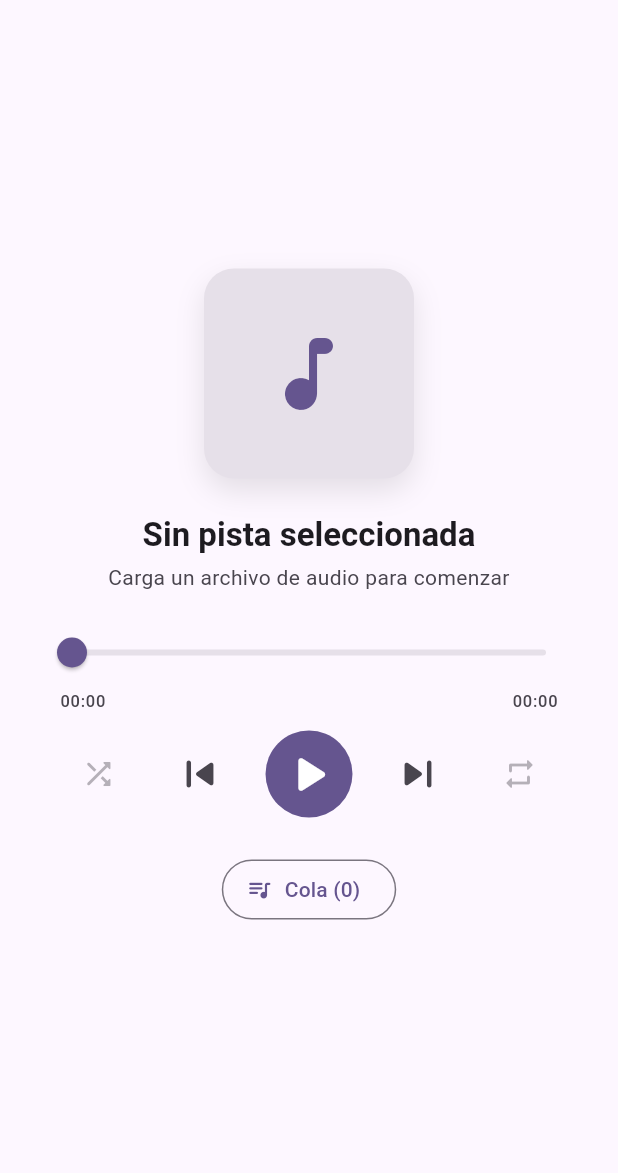
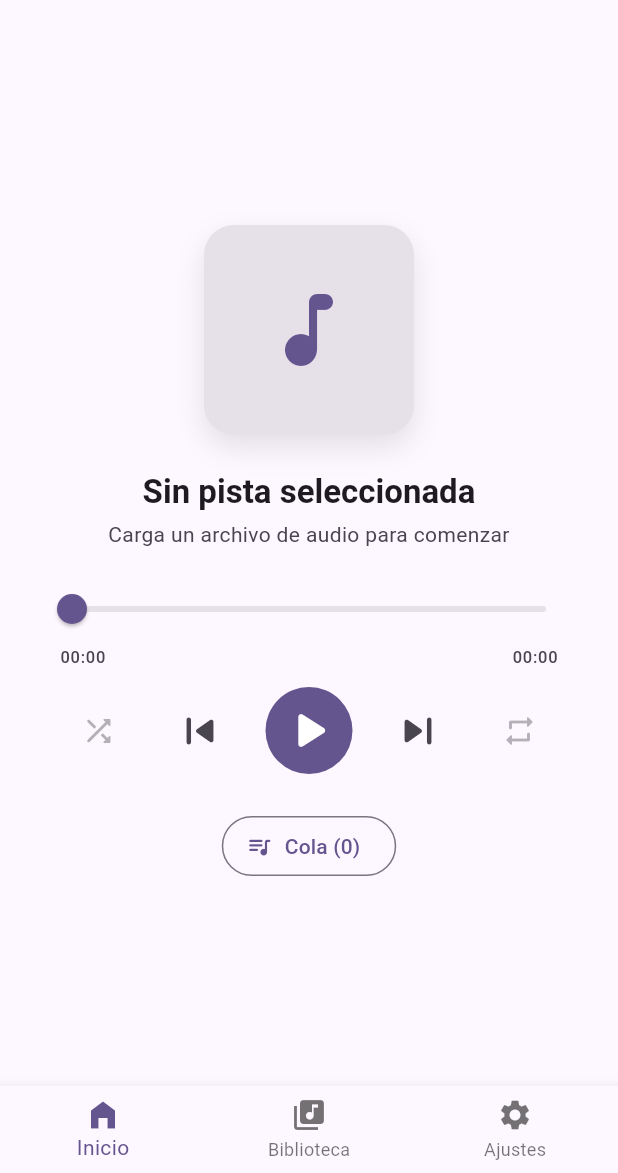
Before and after one commit to Oyhs-co/otune, a Flutter app: the screen it shows after launch, after a tap on the "skip previous" icon, on a phone screen of 412 x 824 dp, the part 63-1236 px from its top. Run offline on Flutter 3.47's test engine with Material 3 defaults, Android fonts, the phone set to English and light mode, and no system bars; drawn by our look-alikes of dynamic_color; our stand-ins replace drift, file_picker, flutter_riverpod, go_router, logger; missing offline and left inert: media_kit, media_metadata; accounts and stored records are empty; generated files the repository leaves out were written again; statements that could not run were skipped.

Commit message:
refactor(ui): Implement an adaptive shell architecture and design system
A new persistent navigation structure and a design token system are introduced to improve visual consistency and the user experience across different screen sizes.

Key changes:
- Implementation of `AppShell` using `StatefulShellRoute` to enable responsive navigation (BottomNavigationBar on mobile and NavigationRail on desktop/tablet) with state persistence.
- Creation of a `DesignTokens` system to centralize values for spacing, radii, and cover art dimensions.
- Introduction of the `ArtworkPlaceholder` component for consistent management of album art and visual loading states.
- Implementation of a persistent `MiniPlayer` within the shell for continuous playback control.
- Refactoring of the library list to use the new components of the design system.
- Addition of ADR-008 to document the architectural decision regarding the adaptive shell.

```diff
--- /dev/null
+++ b/frontend/lib/app/presentation/pages/app_shell.dart
@@ -0,0 +1,76 @@
+import 'package:flutter/material.dart';
+import 'package:flutter_riverpod/flutter_riverpod.dart';
+import 'package:go_router/go_router.dart';
+import 'package:otune/core/design_system/design_tokens.dart';
+import 'package:otune/features/playback/presentation/widgets/mini_player.dart';
+
+class AppShell extends ConsumerWidget {
+  const AppShell({super.key, required this.navigationShell});
+
+  final StatefulNavigationShell navigationShell;
+
+  @override
+  Widget build(BuildContext context, WidgetRef ref) {
+    final bool isWideScreen = MediaQuery.of(context).size.width >= 600;
+
+    return Scaffold(
+      body: Row(
+        children: [
+          if (isWideScreen)
+            NavigationRail(
+              selectedIndex: navigationShell.currentIndex,
+              onDestinationSelected: (index) => navigationShell.goBranch(index),
+              labelType: NavigationRailLabelType.all,
+              destinations: const [
+                NavigationRailDestination(
+                  icon: Icon(Icons.home_filled),
+                  label: Text('Inicio'),
+                ),
+                NavigationRailDestination(
+                  icon: Icon(Icons.library_music),
+                  label: Text('Biblioteca'),
+                ),
+                NavigationRailDestination(
+                  icon: Icon(Icons.settings),
+                  label: Text('Ajustes'),
+                ),
+              ],
+            ),
+          Expanded(
+            child: Stack(
+              children: [
+                navigationShell,
+                Positioned(
+                  bottom: isWideScreen ? 0 : 80, // Above bottom nav if mobile
+                  left: 0,
+                  right: 0,
+                  child: const MiniPlayer(),
+                ),
+              ],
+            ),
+          ),
+        ],
+      ),
+      bottomNavigationBar: !isWideScreen
+          ? BottomNavigationBar(
+              currentIndex: navigationShell.currentIndex,
+              onTap: (index) => navigationShell.goBranch(index),
+              items: const [
+                BottomNavigationBarItem(
+                  icon: Icon(Icons.home_filled),
+                  label: 'Inicio',
+                ),
+                BottomNavigationBarItem(
+                  icon: Icon(Icons.library_music),
+                  label: 'Biblioteca',
+                ),
+                BottomNavigationBarItem(
+                  icon: Icon(Icons.settings),
+                  label: 'Ajustes',
+                ),
+              ],
+            )
+          : null,
+    );
+  }
+}
--- a/frontend/lib/app/router/app_router.dart
+++ b/frontend/lib/app/router/app_router.dart
@@ -1,5 +1,6 @@
 import 'package:flutter_riverpod/flutter_riverpod.dart';
 import 'package:go_router/go_router.dart';
+import 'package:otune/app/presentation/pages/app_shell.dart';
 import 'package:otune/app/presentation/pages/splash_page.dart';
 import 'package:otune/features/library/presentation/pages/library_page.dart';
 import 'package:otune/features/playback/presentation/pages/home_page.dart';
@@ -15,21 +16,40 @@ final appRouterProvider = Provider<GoRouter>((ref) {
         name: 'splash',
         builder: (context, state) => const SplashPage(),
       ),
+      StatefulShellRoute.indexedStack(
+        builder: (context, state, navigationShell) {
+          return AppShell(navigationShell: navigationShell);
+        },
+        branches: [
+          StatefulShellBranch(
+            routes: [
               GoRoute(
                 path: '/',
                 name: 'home',
                 builder: (context, state) => const HomePage(),
               ),
+            ],
+          ),
+          StatefulShellBranch(
+            routes: [
               GoRoute(
                 path: '/library',
                 name: 'library',
                 builder: (context, state) => const LibraryPage(),
               ),
+            ],
+          ),
+          StatefulShellBranch(
+            routes: [
               GoRoute(
                 path: '/settings',
                 name: 'settings',
                 builder: (context, state) => const SettingsPage(),
               ),
             ],
+          ),
+        ],
+      ),
+    ],
   );
 });
--- /dev/null
+++ b/frontend/lib/features/playback/presentation/widgets/mini_player.dart
@@ -0,0 +1,78 @@
+import 'package:flutter/material.dart';
+import 'dart:typed_data';
+import 'package:flutter_riverpod/flutter_riverpod.dart';
+import 'package:otune/core/design_system/widgets/artwork_placeholder.dart';
+import 'package:otune/features/playback/application/playback_controller.dart';
+import 'package:otune/features/playback/domain/entities/track_ref.dart';
+
+/// Mini-reproductor persistente que vive en el AppShell.
+class MiniPlayer extends ConsumerWidget {
+  const MiniPlayer({super.key});
+
+  @override
+  Widget build(BuildContext context, WidgetRef ref) {
+    final session = ref.watch(playbackControllerProvider);
+    final controller = ref.read(playbackControllerProvider.notifier);
+    final track = session.currentTrack;
+
+    if (track == null) return const SizedBox.shrink();
+
+    return Container(
+      height: 64,
+      margin: const EdgeInsets.symmetric(horizontal: 12, vertical: 8),
+      decoration: BoxDecoration(
+        color: Theme.of(context).colorScheme.surfaceContainerHighest,
+        borderRadius: BorderRadius.circular(12),
+        boxShadow: [
+          BoxShadow(
+            color: Colors.black.withOpacity(0.1),
+            blurRadius: 8,
+            offset: const Offset(0, 4),
+          ),
+        ],
+      ),
+      child: ListTile(
+        onTap: () => _navigateToNowPlaying(context),
+        leading: ArtworkPlaceholder(
+          size: ArtworkSize.small,
+            child: track.albumArt != null
+                ? Image.memory(
+                    track.albumArt!,
+                    fit: BoxFit.cover,
+                  )
+                : null,
+        ),
+        title: Text(
+          track.title,
+          overflow: TextOverflow.ellipsis,
+          style: const TextStyle(fontWeight: FontWeight.bold),
+        ),
+        subtitle: Text(
+          track.artist ?? 'Artista desconocido',
+          overflow: TextOverflow.ellipsis,
+        ),
+        trailing: Row(
+          mainAxisSize: MainAxisSize.min,
+          children: [
+            IconButton(
+              icon: const Icon(Icons.skip_previous_rounded),
+              onPressed: () => controller.skipPrevious(),
+            ),
+            IconButton(
+              icon: Icon(session.isPlaying ? Icons.pause_rounded : Icons.play_arrow_rounded),
+              onPressed: () => controller.togglePlayPause(),
+            ),
+            IconButton(
+              icon: const Icon(Icons.skip_next_rounded),
+              onPressed: () => controller.skipNext(),
+            ),
+          ],
+        ),
+      ),
+    );
+  }
+
+  void _navigateToNowPlaying(BuildContext context) {
+    // This will be linked to go_router later
+  }
+}
```
Also changed, not shown: frontend/lib/core/design_system/design_tokens.dart (added, +22 -0 lines), frontend/lib/core/design_system/widgets/artwork_placeholder.dart (added, +55 -0 lines), frontend/lib/features/library/presentation/widgets/library_track_list.dart (+15 -20 lines), 2 other files. Lines whose indentation alone changed are shown as unchanged.
